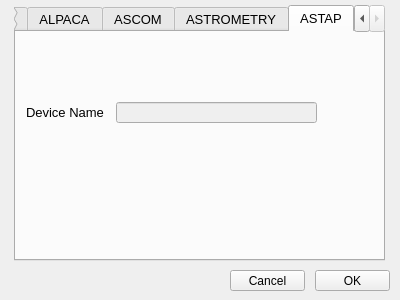
Before: the Qt Designer form mw4/gui/widgets/devicePopup.ui in mworion/MountWizzard4, drawn with Qt 5.
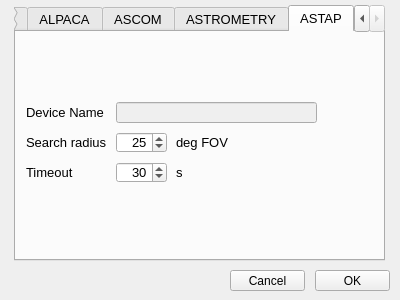
After: the same form once the commit is applied. The open tabs and pages were chosen to show the change.

```diff
--- a/mw4/gui/widgets/devicePopup.ui
+++ b/mw4/gui/widgets/devicePopup.ui
@@ -968,6 +968,168 @@
       <bool>false</bool>
      </property>
     </widget>
+    <widget class="QDoubleSpinBox" name="astapTimeout">
+     <property name="geometry">
+      <rect>
+       <x>100</x>
+       <y>130</y>
+       <width>51</width>
+       <height>21</height>
+      </rect>
+     </property>
+     <property name="font">
+      <font>
+       <family>Arial</family>
+       <pointsize>10</pointsize>
+       <weight>50</weight>
+       <bold>false</bold>
+      </font>
+     </property>
+     <property name="toolTip">
+      <string>Set the timeout for the plate solver.</string>
+     </property>
+     <property name="alignment">
+      <set>Qt::AlignRight|Qt::AlignTrailing|Qt::AlignVCenter</set>
+     </property>
+     <property name="decimals">
+      <number>0</number>
+     </property>
+     <property name="minimum">
+      <double>2.000000000000000</double>
+     </property>
+     <property name="maximum">
+      <double>300.000000000000000</double>
+     </property>
+     <property name="singleStep">
+      <double>5.000000000000000</double>
+     </property>
+     <property name="value">
+      <double>30.000000000000000</double>
+     </property>
+    </widget>
+    <widget class="QDoubleSpinBox" name="astapSearchRadius">
+     <property name="geometry">
+      <rect>
+       <x>100</x>
+       <y>100</y>
+       <width>51</width>
+       <height>21</height>
+      </rect>
+     </property>
+     <property name="font">
+      <font>
+       <family>Arial</family>
+       <pointsize>10</pointsize>
+       <weight>50</weight>
+       <bold>false</bold>
+      </font>
+     </property>
+     <property name="toolTip">
+      <string>Set the search radius for the plate solver. </string>
+     </property>
+     <property name="alignment">
+      <set>Qt::AlignRight|Qt::AlignTrailing|Qt::AlignVCenter</set>
+     </property>
+     <property name="decimals">
+      <number>0</number>
+     </property>
+     <property name="minimum">
+      <double>1.000000000000000</double>
+     </property>
+     <property name="maximum">
+      <double>180.000000000000000</double>
+     </property>
+     <property name="singleStep">
+      <double>5.000000000000000</double>
+     </property>
+     <property name="value">
+      <double>25.000000000000000</double>
+     </property>
+    </widget>
+    <widget class="QLabel" name="label_319">
+     <property name="geometry">
+      <rect>
+       <x>10</x>
+       <y>130</y>
+       <width>86</width>
+       <height>21</height>
+      </rect>
+     </property>
+     <property name="font">
+      <font>
+       <family>Arial</family>
+       <pointsize>10</pointsize>
+       <weight>50</weight>
+       <bold>false</bold>
+      </font>
+     </property>
+     <property name="text">
+      <string>Timeout</string>
+     </property>
+    </widget>
+    <widget class="QLabel" name="label_320">
+     <property name="geometry">
+      <rect>
+       <x>10</x>
+       <y>100</y>
+       <width>86</width>
+       <height>21</height>
+      </rect>
+     </property>
+     <property name="font">
+      <font>
+       <family>Arial</family>
+       <pointsize>10</pointsize>
+       <weight>50</weight>
+       <bold>false</bold>
+      </font>
+     </property>
+     <property name="text">
+      <string>Search radius</string>
+     </property>
+    </widget>
+    <widget class="QLabel" name="label_321">
+     <property name="geometry">
+      <rect>
+       <x>160</x>
+       <y>130</y>
+       <width>21</width>
+       <height>21</height>
+      </rect>
+     </property>
+     <property name="font">
+      <font>
+       <family>Arial</family>
+       <pointsize>10</pointsize>
+       <weight>50</weight>
+       <bold>false</bold>
+      </font>
+     </property>
+     <property name="text">
+      <string>s</string>
+     </property>
+    </widget>
+    <widget class="QLabel" name="label_322">
+     <property name="geometry">
+      <rect>
+       <x>160</x>
+       <y>100</y>
+       <width>61</width>
+       <height>21</height>
+      </rect>
+     </property>
+     <property name="font">
+      <font>
+       <family>Arial</family>
+       <pointsize>10</pointsize>
+       <weight>50</weight>
+       <bold>false</bold>
+      </font>
+     </property>
+     <property name="text">
+      <string>deg FOV</string>
+     </property>
+    </widget>
    </widget>
   </widget>
   <widget class="QPushButton" name="ok">
```
Left out of the diff: 164 changed lines with no effect on the pictures.
